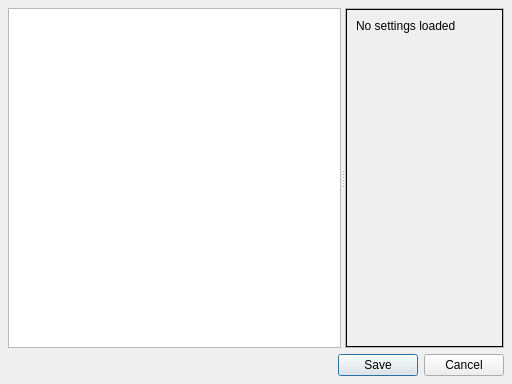
Above: core/ui/settings_ui.ui from mjbonnington/icarus-gps before the change. Below: the same form after it.
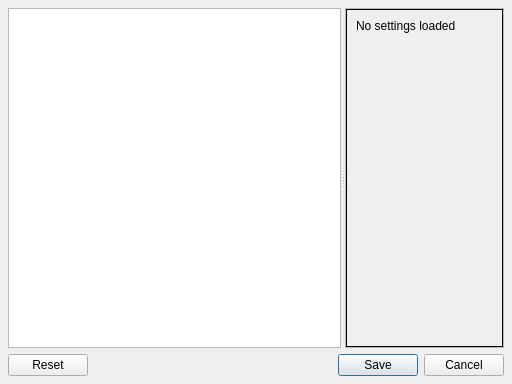
That is the form after the change.

Commit message: Further work improving settings dialog

Patch:
```diff
--- a/core/ui/settings_ui.ui
+++ b/core/ui/settings_ui.ui
@@ -74,7 +74,7 @@
    <item>
     <widget class="QDialogButtonBox" name="settings_buttonBox">
      <property name="standardButtons">
-      <set>QDialogButtonBox::Cancel|QDialogButtonBox::Save</set>
+      <set>QDialogButtonBox::Cancel|QDialogButtonBox::Reset|QDialogButtonBox::Save</set>
      </property>
     </widget>
    </item>
```
Left out of the diff: 30 changed lines with no effect on the pictures. The commit also changes 11 other files.
